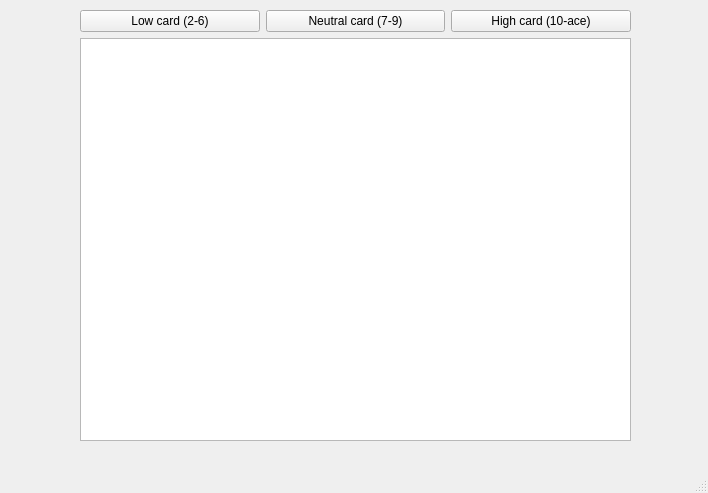
The window that src/eindfeest/kaartteller.ui (AukevanderLaan/Eindfeest) describes before a commit, drawn with Qt 5.
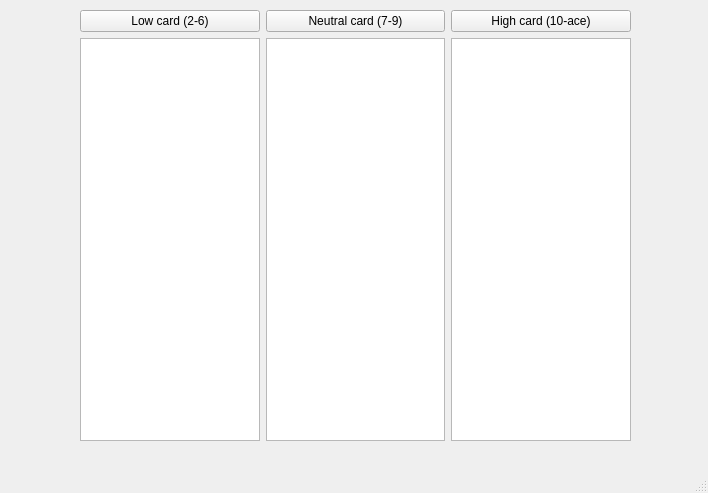
The same window after the commit.

The edit to the form file:
```diff
--- a/src/eindfeest/kaartteller.ui
+++ b/src/eindfeest/kaartteller.ui
@@ -52,7 +52,13 @@
      <item>
       <layout class="QHBoxLayout" name="horizontalLayout">
        <item>
-        <widget class="QTextEdit" name="textEdit"/>
+        <widget class="QTextEdit" name="text_low"/>
+       </item>
+       <item>
+        <widget class="QTextEdit" name="text_neutral"/>
+       </item>
+       <item>
+        <widget class="QTextEdit" name="text_high"/>
        </item>
       </layout>
      </item>
```
